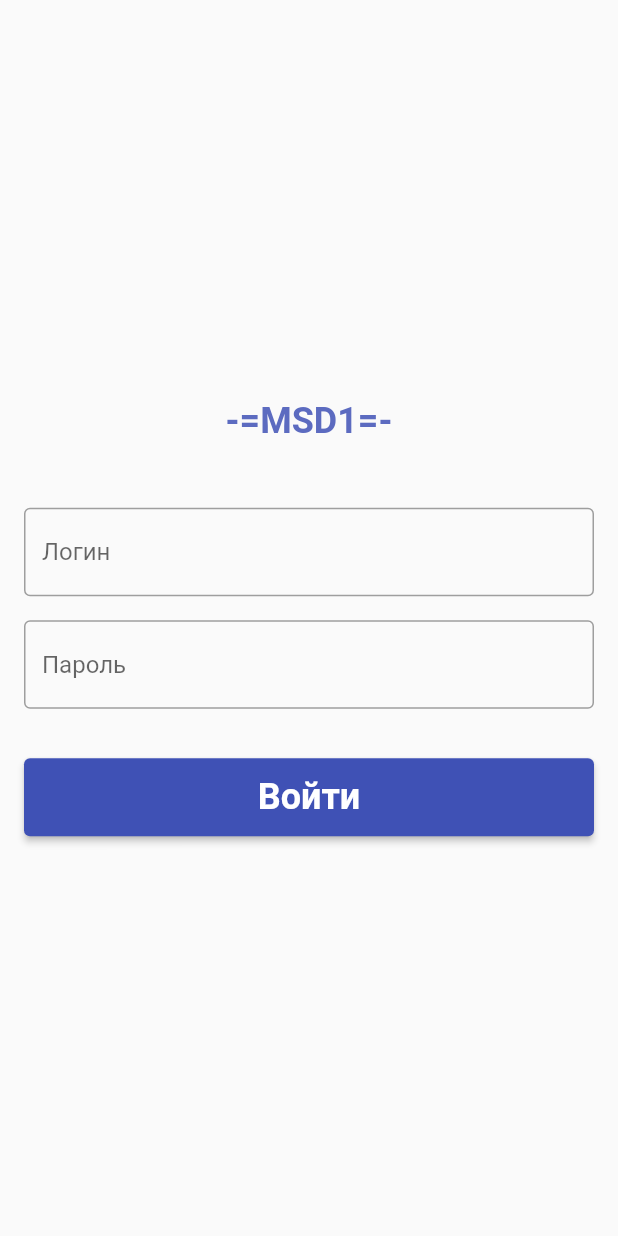
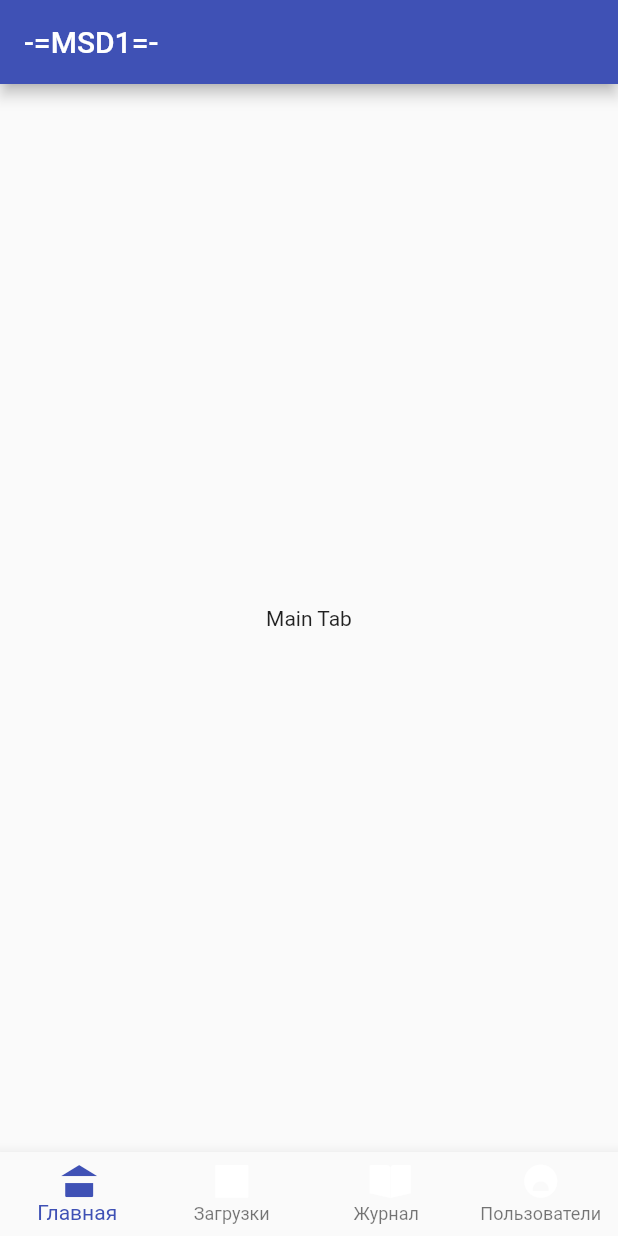
Before and after one commit to JesterVZ/water_app, a Flutter app: the screen it shows after launch, on a phone screen of 412 x 824 dp. Run offline on Flutter 3.47's test engine with Material 2 defaults, Android fonts, the phone set to English and light mode, and no system bars; our stand-ins replace bloc, dartz, dio, equatable, flutter_bloc, freezed_annotation and 1 more.

Commit message:
add bottom bar

```diff
--- /dev/null
+++ b/lib/base/enums/tab_item.dart
@@ -0,0 +1,19 @@
+import 'package:flutter/cupertino.dart';
+import 'package:water_app/presentation/icons/water_app_icons.dart';
+
+enum TabItem { main, downloads, logs, users }
+
+const Map<TabItem, String> names = {
+  TabItem.main: "Главная",
+  TabItem.downloads: "Загрузки",
+  TabItem.logs: "Журнал",
+  TabItem.users: "Пользователи"
+};
+
+// ignore: constant_identifier_names
+const Map<TabItem, IconData> TabIcons = {
+  TabItem.main: WaterApp.home,
+  TabItem.downloads: WaterApp.downloads,
+  TabItem.logs: WaterApp.logs,
+  TabItem.users: WaterApp.profile
+};
--- a/lib/base/http/http_client.dart
+++ b/lib/base/http/http_client.dart
@@ -17,14 +17,13 @@ class ApiClient {
   Future<Response> sendRequest(
       {required dynamic request,
       required String url,
-      required Method method,
-      dynamic data}) async {
+      required Method method}) async {
     switch (method) {
       case Method.get:
         return await _apiClient.get("${App.baseUrl}$url");
       case Method.post:
         return await _apiClient.post("${App.baseUrl}$url",
-            data: jsonEncode(data));
+            data: jsonEncode(request));
     }
   }
 }
--- a/lib/main.dart
+++ b/lib/main.dart
@@ -1,7 +1,8 @@
 import 'package:flutter/material.dart';
-import 'package:water_app/presentation/pages/login/login_screen.dart';
+import 'package:water_app/presentation/pages/content/main_page.dart';
 import 'package:water_app/internal/injection_container.dart' as di;
 import 'package:water_app/presentation/ui/app_colors.dart';
+import 'package:water_app/presentation/ui/app_ui.dart';
 
 void main() async {
   WidgetsFlutterBinding.ensureInitialized();
@@ -33,8 +34,10 @@ class MyApp extends StatelessWidget {
                   color: AppColors.appcolors[400])),
           buttonTheme: ButtonThemeData(
               shape: RoundedRectangleBorder(
-                  borderRadius: BorderRadius.circular(5)))),
-      home: const LoginScreen(),
+                  borderRadius: BorderRadius.circular(AppUI.borderRadius))),
+          bottomAppBarTheme:
+              BottomAppBarTheme(color: AppColors.appcolors[400])),
+      home: const MainPage(),
     );
   }
 }
--- /dev/null
+++ b/lib/presentation/pages/content/main_page.dart
@@ -0,0 +1,78 @@
+import 'dart:developer';
+
+import 'package:flutter/material.dart';
+import 'package:water_app/base/enums/tab_item.dart';
+import 'package:water_app/presentation/pages/content/tabs/loads_tab.dart';
+import 'package:water_app/presentation/pages/content/tabs/log_tab.dart';
+import 'package:water_app/presentation/pages/content/tabs/main_tab.dart';
+import 'package:water_app/presentation/pages/content/tabs/users_tab.dart';
+import 'package:water_app/presentation/widgets/navigation/bottom_navigation.dart';
+import 'package:water_app/presentation/widgets/navigation/tab_navigator.dart';
+
+class MainPage extends StatefulWidget {
+  const MainPage({super.key});
+
+  @override
+  State<StatefulWidget> createState() => _MainPage();
+}
+
+class _MainPage extends State<MainPage> {
+  var _currentTab = TabItem.main;
+
+  ///ключи для навигаторов
+  final _navKeys = {
+    TabItem.main: GlobalKey<NavigatorState>(),
+    TabItem.downloads: GlobalKey<NavigatorState>(),
+    TabItem.logs: GlobalKey<NavigatorState>(),
+    TabItem.users: GlobalKey<NavigatorState>()
+  };
+  List<Widget> navigatorList = [];
+
+  @override
+  void initState() {
+    navigatorList.add(TabNavigator(
+        navigatorKey: _navKeys[TabItem.main], rootPage: const MainTab()));
+    navigatorList.add(TabNavigator(
+        navigatorKey: _navKeys[TabItem.downloads], rootPage: const LoadsTab()));
+    navigatorList.add(TabNavigator(
+        navigatorKey: _navKeys[TabItem.logs], rootPage: const LogTab()));
+    navigatorList.add(TabNavigator(
+        navigatorKey: _navKeys[TabItem.users], rootPage: const UsersTab()));
+    super.initState();
+  }
+
+  void _onSelectTab(TabItem tabItem) {
+    if (tabItem == _currentTab) {
+      _navKeys[tabItem]!.currentState!.popUntil((route) => route.isFirst);
+    } else {
+      setState(() {
+        _currentTab = tabItem;
+      });
+    }
+  }
+
+  @override
+  Widget build(BuildContext context) {
+    return Scaffold(
+      appBar: AppBar(title: const Text('-=MSD1=-')),
+      body: IndexedStack(
+        index: _currentTab.index,
+        children: [
+          _buildNavigator(TabItem.main, navigatorList[0]),
+          _buildNavigator(TabItem.downloads, navigatorList[1]),
+          _buildNavigator(TabItem.logs, navigatorList[2]),
+          _buildNavigator(TabItem.users, navigatorList[3])
+        ],
+      ),
+      bottomNavigationBar:
+          BottomNavigation(currentTab: _currentTab, onSelectTab: _onSelectTab),
+    );
+  }
+
+  Widget _buildNavigator(TabItem tabItem, Widget navigator) {
+    return Offstage(
+      offstage: _currentTab != tabItem,
+      child: navigator,
+    );
+  }
+}
--- /dev/null
+++ b/lib/presentation/pages/content/tabs/main_tab.dart
@@ -0,0 +1,17 @@
+import 'package:flutter/material.dart';
+
+class MainTab extends StatefulWidget {
+  const MainTab({super.key});
+
+  @override
+  State<StatefulWidget> createState() => _MainTabState();
+}
+
+class _MainTabState extends State<MainTab> {
+  @override
+  Widget build(BuildContext context) => const Scaffold(
+        body: Center(
+          child: Text("Main Tab"),
+        ),
+      );
+}
--- a/lib/presentation/ui/app_colors.dart
+++ b/lib/presentation/ui/app_colors.dart
@@ -17,6 +17,8 @@ class AppColors {
   static const int _appcolorsPrimaryValue = 0xFF3F51B5;
 
   static const grayColor = Colors.grey;
+  static const whiteColor = Colors.white;
+  static const redColor = Colors.red;
 
   static const MaterialColor appcolorsAccent =
       MaterialColor(_appcolorsAccentValue, <int, Color>{
--- a/lib/presentation/ui/app_ui.dart
+++ b/lib/presentation/ui/app_ui.dart
@@ -12,4 +12,6 @@ class AppUI {
   static const appSpacing2 = SizedBox(
     height: 33,
   );
+
+  static const borderRadius = 5.0;
 }
--- /dev/null
+++ b/lib/presentation/widgets/navigation/bottom_navigation.dart
@@ -0,0 +1,38 @@
+import 'package:flutter/material.dart';
+import 'package:water_app/base/enums/tab_item.dart';
+import 'package:water_app/presentation/ui/app_colors.dart';
+
+class BottomNavigation extends StatelessWidget {
+  ///Кастомный BottomNavigationBar
+  ///
+  /// Принимает конкретный [TabItem] в качестве текущей стрвницы
+  TabItem currentTab;
+  Function(TabItem tabItem) onSelectTab;
+  BottomNavigation(
+      {super.key, required this.currentTab, required this.onSelectTab});
+  @override
+  Widget build(BuildContext context) {
+    return BottomNavigationBar(
+        items: [
+          _buildItem(TabItem.main),
+          _buildItem(TabItem.downloads),
+          _buildItem(TabItem.logs),
+          _buildItem(TabItem.users)
+        ],
+        onTap: (index) {
+          onSelectTab(TabItem.values[index]);
+        },
+        currentIndex: currentTab.index,
+        type: BottomNavigationBarType.fixed);
+  }
+
+  BottomNavigationBarItem _buildItem(TabItem tabItem) {
+    return BottomNavigationBarItem(
+        icon: Icon(TabIcons[tabItem], color: _colorMatching(tabItem)),
+        label: names[tabItem]);
+  }
+
+  Color _colorMatching(TabItem item) {
+    return currentTab == item ? AppColors.appcolors : AppColors.whiteColor;
+  }
+}
--- /dev/null
+++ b/lib/presentation/widgets/navigation/tab_navigator.dart
@@ -0,0 +1,41 @@
+import 'package:flutter/material.dart';
+import 'package:water_app/presentation/pages/content/tabs/loads_tab.dart';
+import 'package:water_app/presentation/pages/content/tabs/log_tab.dart';
+import 'package:water_app/presentation/pages/content/tabs/users_tab.dart';
+
+class TabNavigatorRoutes {
+  static const String root = '/';
+  static const String downloads = '/downloads';
+  static const String logs = '/logs';
+  static const String users = '/users';
+}
+
+class TabNavigator extends StatelessWidget {
+  const TabNavigator(
+      {super.key, required this.navigatorKey, required this.rootPage});
+  final GlobalKey<NavigatorState>? navigatorKey;
+  final Widget rootPage;
+
+  Map<String, WidgetBuilder> _routeBuilders(BuildContext context) {
+    return {
+      TabNavigatorRoutes.root: (context) => rootPage,
+      TabNavigatorRoutes.downloads: (context) => const LoadsTab(),
+      TabNavigatorRoutes.logs: (context) => const LogTab(),
+      TabNavigatorRoutes.users: (context) => const UsersTab()
+    };
+  }
+
+  @override
+  Widget build(BuildContext context) {
+    final routeBuilders = _routeBuilders(context);
+
+    return Navigator(
+      key: navigatorKey,
+      initialRoute: TabNavigatorRoutes.root,
+      onGenerateRoute: (routeSettings) {
+        return MaterialPageRoute(
+            builder: (context) => routeBuilders[routeSettings.name!]!(context));
+      },
+    );
+  }
+}
```
Also changed, not shown: lib/presentation/icons/water_app_icons.dart (added, +28 -0 lines), lib/presentation/pages/content/tabs/loads_tab.dart (added, +17 -0 lines), lib/presentation/pages/content/tabs/log_tab.dart (added, +17 -0 lines), lib/presentation/pages/content/tabs/users_tab.dart (added, +17 -0 lines), lib/presentation/pages/login/login_screen.dart (+46 -2 lines), lib/presentation/widgets/button_circle_indicator.dart (added, +13 -0 lines), pubspec.yaml (+5 -55 lines), fonts/WaterApp.ttf (added).
